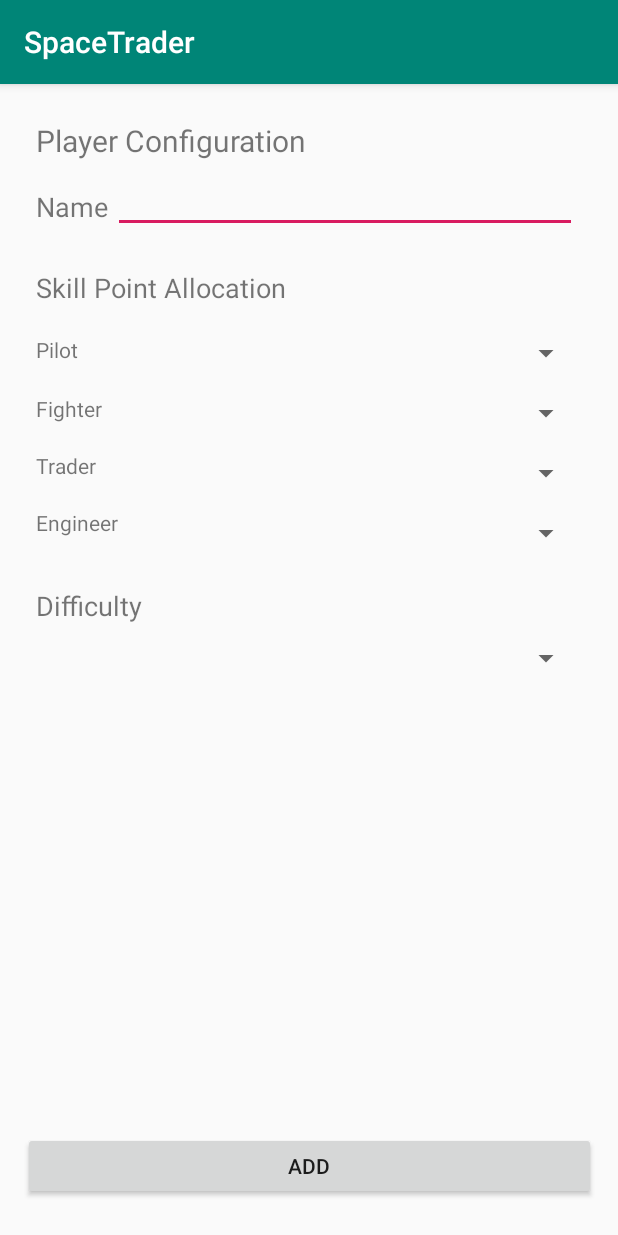
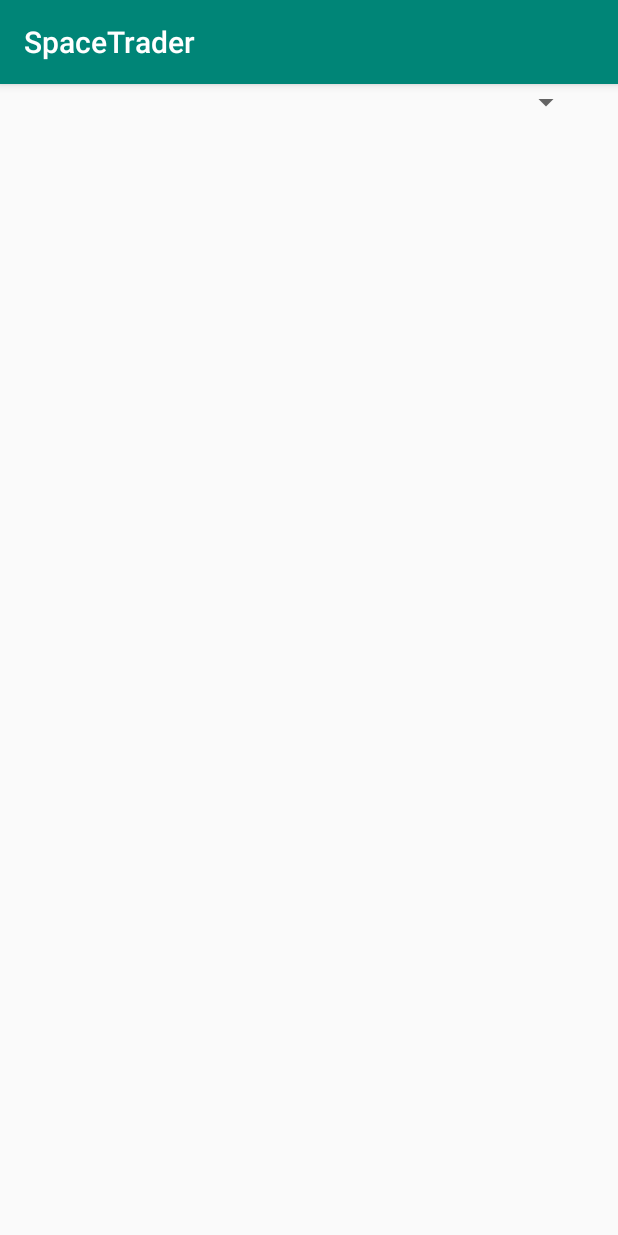
Before and after one commit to rithikgavvala/SpaceTrader, an Android app: the screen it shows after launch (MainActivity), on a phone screen of 412 x 824 dp. Run offline under Robolectric (Android 15) with nearby library versions, the phone set to English and light mode, and no system bars.

Commit message:
fix the code

```diff
--- a/app/src/main/res/layout/activity_main.xml
+++ b/app/src/main/res/layout/activity_main.xml
@@ -2,182 +2,187 @@
 <android.support.constraint.ConstraintLayout xmlns:android="http://schemas.android.com/apk/res/android"
     xmlns:app="http://schemas.android.com/apk/res-auto"
     xmlns:tools="http://schemas.android.com/tools"
+    android:id="@+id/activity_main"
     android:layout_width="match_parent"
     android:layout_height="match_parent"
     tools:context=".view.MainActivity">
 
-    <TextView
-        android:id="@+id/textView"
-        android:layout_width="381dp"
-        android:layout_height="29dp"
-        android:layout_marginStart="24dp"
-        android:layout_marginLeft="24dp"
-        android:layout_marginTop="24dp"
-        android:text="Player Configuration"
-        android:textSize="20sp"
-        app:layout_constraintStart_toStartOf="parent"
-        app:layout_constraintTop_toTopOf="parent" />
+    app:layout_behavior="@string/appbar_scrolling_view_behavior"
 
-    <EditText
-        android:id="@+id/player_name_field"
-        android:layout_width="309dp"
-        android:layout_height="38dp"
-        android:layout_marginStart="72dp"
-        android:layout_marginLeft="72dp"
-        android:layout_marginTop="8dp"
-        android:layout_marginEnd="24dp"
-        android:layout_marginRight="24dp"
-        android:ems="10"
-        android:inputType="textPersonName|text"
-        app:layout_constraintEnd_toEndOf="parent"
-        app:layout_constraintStart_toStartOf="parent"
-        app:layout_constraintTop_toBottomOf="@+id/textView" />
 
-    <TextView
-        android:id="@+id/textView3"
-        android:layout_width="279dp"
-        android:layout_height="28dp"
-        android:layout_marginStart="24dp"
-        android:layout_marginLeft="24dp"
-        android:layout_marginTop="24dp"
-        android:text="Skill Point Allocation"
-        android:textSize="18sp"
-        app:layout_constraintStart_toStartOf="parent"
-        app:layout_constraintTop_toBottomOf="@+id/player_name_field" />
 
-    <TextView
-        android:id="@+id/textView4"
-        android:layout_width="34dp"
-        android:layout_height="23dp"
-        android:layout_marginStart="24dp"
-        android:layout_marginLeft="24dp"
-        android:layout_marginTop="16dp"
-        android:text="Pilot"
-        app:layout_constraintStart_toStartOf="parent"
-        app:layout_constraintTop_toBottomOf="@+id/textView3" />
+    <!--<TextView-->
+        <!--android:id="@+id/textView"-->
+        <!--android:layout_width="381dp"-->
+        <!--android:layout_height="29dp"-->
+        <!--android:layout_marginStart="24dp"-->
+        <!--android:layout_marginLeft="24dp"-->
+        <!--android:layout_marginTop="24dp"-->
+        <!--android:text="Player Configuration"-->
+        <!--android:textSize="20sp"-->
+        <!--app:layout_constraintStart_toStartOf="parent"-->
+        <!--app:layout_constraintTop_toTopOf="parent" />-->
 
-    <TextView
-        android:id="@+id/textView5"
-        android:layout_width="55dp"
-        android:layout_height="22dp"
-        android:layout_marginStart="24dp"
-        android:layout_marginLeft="24dp"
-        android:layout_marginTop="16dp"
-        android:text="Fighter"
-        app:layout_constraintStart_toStartOf="parent"
-        app:layout_constraintTop_toBottomOf="@+id/textView4" />
+    <!--<EditText-->
+        <!--android:id="@+id/player_name_field"-->
+        <!--android:layout_width="309dp"-->
+        <!--android:layout_height="38dp"-->
+        <!--android:layout_marginStart="72dp"-->
+        <!--android:layout_marginLeft="72dp"-->
+        <!--android:layout_marginTop="8dp"-->
+        <!--android:layout_marginEnd="24dp"-->
+        <!--android:layout_marginRight="24dp"-->
+        <!--android:ems="10"-->
+        <!--android:inputType="textPersonName|text"-->
+        <!--app:layout_constraintEnd_toEndOf="parent"-->
+        <!--app:layout_constraintStart_toStartOf="parent"-->
+        <!--app:layout_constraintTop_toBottomOf="@+id/textView" />-->
 
-    <TextView
-        android:id="@+id/textView6"
-        android:layout_width="57dp"
-        android:layout_height="22dp"
-        android:layout_marginStart="24dp"
-        android:layout_marginLeft="24dp"
-        android:layout_marginTop="16dp"
-        android:text="Trader"
-        app:layout_constraintStart_toStartOf="parent"
-        app:layout_constraintTop_toBottomOf="@+id/textView5" />
+    <!--<TextView-->
+        <!--android:id="@+id/textView3"-->
+        <!--android:layout_width="279dp"-->
+        <!--android:layout_height="28dp"-->
+        <!--android:layout_marginStart="24dp"-->
+        <!--android:layout_marginLeft="24dp"-->
+        <!--android:layout_marginTop="24dp"-->
+        <!--android:text="Skill Point Allocation"-->
+        <!--android:textSize="18sp"-->
+        <!--app:layout_constraintStart_toStartOf="parent"-->
+        <!--app:layout_constraintTop_toBottomOf="@+id/player_name_field" />-->
 
-    <TextView
-        android:id="@+id/textView7"
-        android:layout_width="84dp"
-        android:layout_height="23dp"
-        android:layout_marginStart="24dp"
-        android:layout_marginLeft="24dp"
-        android:layout_marginTop="16dp"
-        android:text="Engineer"
-        app:layout_constraintStart_toStartOf="parent"
-        app:layout_constraintTop_toBottomOf="@+id/textView6" />
+    <!--<TextView-->
+        <!--android:id="@+id/textView4"-->
+        <!--android:layout_width="34dp"-->
+        <!--android:layout_height="23dp"-->
+        <!--android:layout_marginStart="24dp"-->
+        <!--android:layout_marginLeft="24dp"-->
+        <!--android:layout_marginTop="16dp"-->
+        <!--android:text="Pilot"-->
+        <!--app:layout_constraintStart_toStartOf="parent"-->
+        <!--app:layout_constraintTop_toBottomOf="@+id/textView3" />-->
 
-    <Spinner
-        android:id="@+id/pilot_spinner"
-        android:layout_width="243dp"
-        android:layout_height="24dp"
-        android:layout_marginTop="16dp"
-        android:layout_marginEnd="24dp"
-        android:layout_marginRight="24dp"
-        app:layout_constraintEnd_toEndOf="parent"
-        app:layout_constraintTop_toBottomOf="@+id/textView3" />
+    <!--<TextView-->
+        <!--android:id="@+id/textView5"-->
+        <!--android:layout_width="55dp"-->
+        <!--android:layout_height="22dp"-->
+        <!--android:layout_marginStart="24dp"-->
+        <!--android:layout_marginLeft="24dp"-->
+        <!--android:layout_marginTop="16dp"-->
+        <!--android:text="Fighter"-->
+        <!--app:layout_constraintStart_toStartOf="parent"-->
+        <!--app:layout_constraintTop_toBottomOf="@+id/textView4" />-->
 
-    <Spinner
-        android:id="@+id/fighter_spinner"
-        android:layout_width="243dp"
-        android:layout_height="24dp"
-        android:layout_marginTop="16dp"
-        android:layout_marginEnd="24dp"
-        android:layout_marginRight="24dp"
-        app:layout_constraintEnd_toEndOf="parent"
-        app:layout_constraintTop_toBottomOf="@+id/pilot_spinner" />
+    <!--<TextView-->
+        <!--android:id="@+id/textView6"-->
+        <!--android:layout_width="57dp"-->
+        <!--android:layout_height="22dp"-->
+        <!--android:layout_marginStart="24dp"-->
+        <!--android:layout_marginLeft="24dp"-->
+        <!--android:layout_marginTop="16dp"-->
+        <!--android:text="Trader"-->
+        <!--app:layout_constraintStart_toStartOf="parent"-->
+        <!--app:layout_constraintTop_toBottomOf="@+id/textView5" />-->
 
-    <Spinner
-        android:id="@+id/trader_spinner"
-        android:layout_width="243dp"
-        android:layout_height="24dp"
-        android:layout_marginTop="16dp"
-        android:layout_marginEnd="24dp"
-        android:layout_marginRight="24dp"
-        app:layout_constraintEnd_toEndOf="parent"
-        app:layout_constraintTop_toBottomOf="@+id/fighter_spinner" />
+    <!--<TextView-->
+        <!--android:id="@+id/textView7"-->
+        <!--android:layout_width="84dp"-->
+        <!--android:layout_height="23dp"-->
+        <!--android:layout_marginStart="24dp"-->
+        <!--android:layout_marginLeft="24dp"-->
+        <!--android:layout_marginTop="16dp"-->
+        <!--android:text="Engineer"-->
+        <!--app:layout_constraintStart_toStartOf="parent"-->
+        <!--app:layout_constraintTop_toBottomOf="@+id/textView6" />-->
 
-    <Spinner
-        android:id="@+id/engineer_spinner"
-        android:layout_width="243dp"
-        android:layout_height="24dp"
-        android:layout_marginTop="16dp"
-        android:layout_marginEnd="24dp"
-        android:layout_marginRight="24dp"
-        app:layout_constraintEnd_toEndOf="parent"
-        app:layout_constraintTop_toBottomOf="@+id/trader_spinner" />
+    <!--<Spinner-->
+        <!--android:id="@+id/pilot_spinner"-->
+        <!--android:layout_width="243dp"-->
+        <!--android:layout_height="24dp"-->
+        <!--android:layout_marginTop="16dp"-->
+        <!--android:layout_marginEnd="24dp"-->
+        <!--android:layout_marginRight="24dp"-->
 
-    <TextView
-        android:id="@+id/textView8"
-        android:layout_width="103dp"
-        android:layout_height="30dp"
-        android:layout_marginStart="24dp"
-        android:layout_marginLeft="24dp"
-        android:layout_marginBottom="24dp"
-        android:text="Name"
-        android:textSize="18sp"
-        app:layout_constraintBottom_toTopOf="@+id/textView3"
-        app:layout_constraintStart_toStartOf="parent" />
 
-    <TextView
-        android:id="@+id/textView9"
-        android:layout_width="193dp"
-        android:layout_height="27dp"
-        android:layout_marginStart="24dp"
-        android:layout_marginLeft="24dp"
-        android:layout_marginTop="24dp"
-        android:text="Difficulty"
-        android:textSize="18sp"
-        app:layout_constraintStart_toStartOf="parent"
-        app:layout_constraintTop_toBottomOf="@+id/engineer_spinner" />
+        <!--app:layout_constraintEnd_toEndOf="parent"-->
+        <!--app:layout_constraintTop_toBottomOf="@+id/textView3" />-->
+
+    <!--<Spinner-->
+        <!--android:id="@+id/fighter_spinner"-->
+        <!--android:layout_width="243dp"-->
+        <!--android:layout_height="24dp"-->
+        <!--android:layout_marginTop="16dp"-->
+        <!--android:layout_marginEnd="24dp"-->
+        <!--android:layout_marginRight="24dp"-->
+        <!--app:layout_constraintEnd_toEndOf="parent"-->
+        <!--app:layout_constraintTop_toBottomOf="@+id/pilot_spinner" />-->
+
+    <!--<Spinner-->
+        <!--android:id="@+id/trader_spinner"-->
+        <!--android:layout_width="243dp"-->
+        <!--android:layout_height="24dp"-->
+        <!--android:layout_marginTop="16dp"-->
+        <!--android:layout_marginEnd="24dp"-->
+        <!--android:layout_marginRight="24dp"-->
+        <!--app:layout_constraintEnd_toEndOf="parent"-->
+        <!--app:layout_constraintTop_toBottomOf="@+id/fighter_spinner" />-->
+
+    <!--<Spinner-->
+        <!--android:id="@+id/engineer_spinner"-->
+        <!--android:layout_width="243dp"-->
+        <!--android:layout_height="24dp"-->
+        <!--android:layout_marginTop="16dp"-->
+        <!--android:layout_marginEnd="24dp"-->
+        <!--android:layout_marginRight="24dp"-->
+        <!--app:layout_constraintEnd_toEndOf="parent"-->
+        <!--app:layout_constraintTop_toBottomOf="@+id/trader_spinner" />-->
+
+    <!--<TextView-->
+        <!--android:id="@+id/textView8"-->
+        <!--android:layout_width="103dp"-->
+        <!--android:layout_height="30dp"-->
+        <!--android:layout_marginStart="24dp"-->
+        <!--android:layout_marginLeft="24dp"-->
+        <!--android:layout_marginBottom="24dp"-->
+        <!--android:text="Name"-->
+        <!--android:textSize="18sp"-->
+        <!--app:layout_constraintBottom_toTopOf="@+id/textView3"-->
+        <!--app:layout_constraintStart_toStartOf="parent" />-->
+
+    <!--<TextView-->
+        <!--android:id="@+id/textView9"-->
+        <!--android:layout_width="193dp"-->
+        <!--android:layout_height="27dp"-->
+        <!--android:layout_marginStart="24dp"-->
+        <!--android:layout_marginLeft="24dp"-->
+        <!--android:layout_marginTop="24dp"-->
+        <!--android:text="Difficulty"-->
+        <!--android:textSize="18sp"-->
+        <!--app:layout_constraintStart_toStartOf="parent"-->
+        <!--app:layout_constraintTop_toBottomOf="@+id/engineer_spinner" />-->
 
     <Spinner
         android:id="@+id/difficulty_spinner"
         android:layout_width="363dp"
-        android:layout_height="wrap_content"
+        android:layout_height="24dp"
         android:layout_marginStart="24dp"
-        android:layout_marginLeft="24dp"
         android:layout_marginTop="8dp"
         android:layout_marginEnd="24dp"
-        android:layout_marginRight="24dp"
-        app:layout_constraintEnd_toEndOf="parent"
-        app:layout_constraintStart_toStartOf="parent"
-        app:layout_constraintTop_toBottomOf="@+id/textView9" />
-
-    <Button
-        android:id="@+id/add_button"
-        android:layout_width="382dp"
-        android:layout_height="45dp"
-        android:layout_marginStart="24dp"
-        android:layout_marginLeft="24dp"
-        android:layout_marginEnd="24dp"
-        android:layout_marginRight="24dp"
-        android:layout_marginBottom="24dp"
-        android:text="Add"
-        app:layout_constraintBottom_toBottomOf="parent"
         app:layout_constraintEnd_toEndOf="parent"
         app:layout_constraintStart_toStartOf="parent" />
+        <!--app:layout_constraintTop_toBottomOf="@+id/textView9" />-->
+
+    <!--<Button-->
+        <!--android:id="@+id/add_button"-->
+        <!--android:layout_width="382dp"-->
+        <!--android:layout_height="45dp"-->
+        <!--android:layout_marginStart="24dp"-->
+        <!--android:layout_marginLeft="24dp"-->
+        <!--android:layout_marginEnd="24dp"-->
+        <!--android:layout_marginRight="24dp"-->
+        <!--android:layout_marginBottom="24dp"-->
+        <!--android:text="Add"-->
+        <!--app:layout_constraintBottom_toBottomOf="parent"-->
+        <!--app:layout_constraintEnd_toEndOf="parent"-->
+        <!--app:layout_constraintStart_toStartOf="parent" />-->
 
 </android.support.constraint.ConstraintLayout>
```
Also changed, not shown: app/build.gradle (+6 -2 lines), app/src/main/java/com/example/codemonkeys/model/Model.java (added, +28 -0 lines), app/src/main/java/com/example/codemonkeys/model/PlayerInteractor.java (added, +15 -0 lines), app/src/main/java/com/example/codemonkeys/model/Repository.java (added, +17 -0 lines), app/src/main/java/com/example/codemonkeys/view/ConfigurationActivity.java (+47 -31 lines), app/src/main/java/com/example/codemonkeys/viewmodel/ConfigurationViewModel.java (+15 -3 lines).
